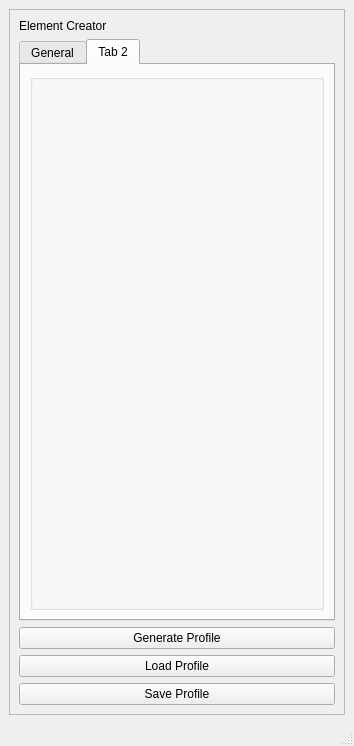
DeMarcoLab/juno, file juno/ui/qtdesigner_files/ElementCreation.ui: the form before one commit.
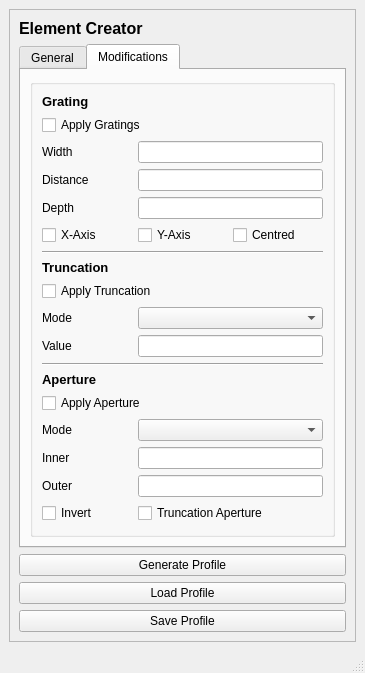
The form after the commit. The open tabs and pages were chosen to show the change.

Commit message: add modifications to elmeent creator

```diff
--- a/juno/ui/qtdesigner_files/ElementCreation.ui
+++ b/juno/ui/qtdesigner_files/ElementCreation.ui
@@ -6,8 +6,8 @@
    <rect>
     <x>0</x>
     <y>0</y>
-    <width>354</width>
-    <height>746</height>
+    <width>365</width>
+    <height>644</height>
    </rect>
   </property>
   <property name="windowTitle">
@@ -24,10 +24,48 @@
        <enum>QFrame::Raised</enum>
       </property>
       <layout class="QGridLayout" name="gridLayout_2">
+       <item row="5" column="0" colspan="2">
+        <widget class="QPushButton" name="pushButton_generate_profile">
+         <property name="text">
+          <string>Generate Profile</string>
+         </property>
+        </widget>
+       </item>
+       <item row="6" column="0" colspan="2">
+        <widget class="QPushButton" name="pushButton_load_profile">
+         <property name="text">
+          <string>Load Profile</string>
+         </property>
+        </widget>
+       </item>
+       <item row="7" column="0" colspan="2">
+        <widget class="QPushButton" name="pushButton_save_profile">
+         <property name="text">
+          <string>Save Profile</string>
+         </property>
+        </widget>
+       </item>
+       <item row="0" column="0">
+        <widget class="QLabel" name="label">
+         <property name="font">
+          <font>
+           <pointsize>12</pointsize>
+           <weight>75</weight>
+           <bold>true</bold>
+          </font>
+         </property>
+         <property name="text">
+          <string>Element Creator</string>
+         </property>
+        </widget>
+       </item>
        <item row="1" column="0" colspan="2">
         <widget class="QTabWidget" name="tabWidget">
+         <property name="tabShape">
+          <enum>QTabWidget::Rounded</enum>
+         </property>
          <property name="currentIndex">
-          <number>0</number>
+          <number>1</number>
          </property>
          <widget class="QWidget" name="tab_general">
           <attribute name="title">
@@ -46,143 +84,156 @@
               <bool>false</bool>
              </property>
              <layout class="QGridLayout" name="gridLayout_3">
-              <item row="4" column="1">
-               <widget class="QLineEdit" name="lineEdit_exponent">
+              <item row="7" column="1">
+               <widget class="QComboBox" name="comboBox_type"/>
+              </item>
+              <item row="8" column="0">
+               <widget class="QLabel" name="label_escape_path">
                 <property name="text">
-                 <string>2.0</string>
+                 <string>Escape Path (%)</string>
                 </property>
                </widget>
               </item>
               <item row="1" column="1">
-               <widget class="QLineEdit" name="lineEdit_diameter">
+               <widget class="QLineEdit" name="lineEdit_pixelsize">
                 <property name="text">
-                 <string>100e-6</string>
+                 <string>1e-6</string>
                 </property>
                </widget>
               </item>
-              <item row="4" column="0">
-               <widget class="QLabel" name="label_exponent">
-                <property name="text">
-                 <string>Exponent</string>
-                </property>
-               </widget>
-              </item>
-              <item row="1" column="0">
-               <widget class="QLabel" name="label_diameter">
-                <property name="text">
-                 <string>Diameter (m)</string>
-                </property>
-               </widget>
-              </item>
-              <item row="2" column="0">
+              <item row="3" column="0">
                <widget class="QLabel" name="label_length">
                 <property name="text">
                  <string>Length (m)</string>
                 </property>
                </widget>
               </item>
-              <item row="5" column="1">
-               <widget class="QLineEdit" name="lineEdit_medium">
+              <item row="1" column="0">
+               <widget class="QLabel" name="label_pixelsize">
                 <property name="text">
-                 <string>2.348</string>
+                 <string>Pixel Size</string>
                 </property>
                </widget>
               </item>
-              <item row="3" column="0">
+              <item row="4" column="0">
                <widget class="QLabel" name="label_height">
                 <property name="text">
                  <string>Height (m)</string>
                 </property>
                </widget>
               </item>
-              <item row="2" column="1">
-               <widget class="QLineEdit" name="lineEdit_length">
+              <item row="6" column="0">
+               <widget class="QLabel" name="label_medium">
                 <property name="text">
-                 <string>100e-6</string>
+                 <string>Medium</string>
                 </property>
                </widget>
               </item>
               <item row="3" column="1">
+               <widget class="QLineEdit" name="lineEdit_length">
+                <property name="text">
+                 <string>100e-6</string>
+                </property>
+               </widget>
+              </item>
+              <item row="2" column="1">
+               <widget class="QLineEdit" name="lineEdit_diameter">
+                <property name="text">
+                 <string>100e-6</string>
+                </property>
+               </widget>
+              </item>
+              <item row="6" column="1">
+               <widget class="QLineEdit" name="lineEdit_medium">
+                <property name="text">
+                 <string>2.348</string>
+                </property>
+               </widget>
+              </item>
+              <item row="2" column="0">
+               <widget class="QLabel" name="label_diameter">
+                <property name="text">
+                 <string>Diameter (m)</string>
+                </property>
+               </widget>
+              </item>
+              <item row="8" column="1">
+               <widget class="QLineEdit" name="lineEdit_escape_path">
+                <property name="text">
+                 <string>0.0</string>
+                </property>
+               </widget>
+              </item>
+              <item row="5" column="1">
+               <widget class="QLineEdit" name="lineEdit_exponent">
+                <property name="text">
+                 <string>2.0</string>
+                </property>
+               </widget>
+              </item>
+              <item row="5" column="0">
+               <widget class="QLabel" name="label_exponent">
+                <property name="text">
+                 <string>Exponent</string>
+                </property>
+               </widget>
+              </item>
+              <item row="4" column="1">
                <widget class="QLineEdit" name="lineEdit_height">
                 <property name="text">
                  <string>50e-6</string>
                 </property>
                </widget>
               </item>
-              <item row="6" column="0">
+              <item row="7" column="0">
                <widget class="QLabel" name="label_type">
                 <property name="text">
                  <string>Type</string>
                 </property>
                </widget>
               </item>
-              <item row="7" column="0">
-               <widget class="QLabel" name="label_escape_path">
-                <property name="text">
-                 <string>Escape Path (%)</string>
-                </property>
-               </widget>
-              </item>
-              <item row="7" column="1">
-               <widget class="QLineEdit" name="lineEdit_escape_path">
-                <property name="text">
-                 <string>0.0</string>
-                </property>
-               </widget>
-              </item>
               <item row="0" column="0">
-               <widget class="QLabel" name="label_pixelsize">
-                <property name="text">
-                 <string>Pixel Size</string>
-                </property>
-               </widget>
-              </item>
-              <item row="6" column="1">
-               <widget class="QComboBox" name="comboBox_type"/>
-              </item>
-              <item row="5" column="0">
-               <widget class="QLabel" name="label_medium">
-                <property name="text">
-                 <string>Medium</string>
-                </property>
-               </widget>
-              </item>
-              <item row="0" column="1">
-               <widget class="QLineEdit" name="lineEdit_pixelsize">
-                <property name="text">
-                 <string>1e-6</string>
-                </property>
-               </widget>
-              </item>
-              <item row="8" column="0">
-               <widget class="QCheckBox" name="checkBox_invert_profile">
-                <property name="text">
-                 <string>Invert Profile</string>
-                </property>
-               </widget>
-              </item>
-              <item row="9" column="0">
                <widget class="QLabel" name="label_name">
                 <property name="text">
                  <string>Name</string>
                 </property>
                </widget>
               </item>
-              <item row="9" column="1">
+              <item row="0" column="1">
                <widget class="QLineEdit" name="lineEdit_name">
                 <property name="text">
                  <string>Lens</string>
                 </property>
                </widget>
               </item>
+              <item row="9" column="0" colspan="2">
+               <widget class="QCheckBox" name="checkBox_invert_profile">
+                <property name="text">
+                 <string>Invert Profile</string>
+                </property>
+               </widget>
+              </item>
              </layout>
             </widget>
            </item>
+           <item row="1" column="0">
+            <spacer name="verticalSpacer_2">
+             <property name="orientation">
+              <enum>Qt::Vertical</enum>
+             </property>
+             <property name="sizeHint" stdset="0">
+              <size>
+               <width>20</width>
+               <height>40</height>
+              </size>
+             </property>
+            </spacer>
+           </item>
           </layout>
          </widget>
-         <widget class="QWidget" name="tab_2">
+         <widget class="QWidget" name="tab_grating">
           <attribute name="title">
-           <string>Tab 2</string>
+           <string>Modifications</string>
           </attribute>
           <layout class="QGridLayout" name="gridLayout_5">
            <item row="0" column="0">
@@ -193,40 +244,219 @@
              <property name="flat">
               <bool>true</bool>
              </property>
+             <layout class="QGridLayout" name="gridLayout_6">
+              <item row="16" column="0">
+               <widget class="QLabel" name="label_aperture_mode">
+                <property name="text">
+                 <string>Mode</string>
+                </property>
+               </widget>
+              </item>
+              <item row="3" column="0">
+               <widget class="QLabel" name="label_grating_distance">
+                <property name="text">
+                 <string>Distance</string>
+                </property>
+               </widget>
+              </item>
+              <item row="18" column="1" colspan="2">
+               <widget class="QLineEdit" name="lineEdit_aperture_outer"/>
+              </item>
+              <item row="10" column="1" colspan="2">
+               <widget class="QComboBox" name="comboBox_truncation_mode"/>
+              </item>
+              <item row="2" column="0">
+               <widget class="QLabel" name="label_grating_width">
+                <property name="text">
+                 <string>Width</string>
+                </property>
+               </widget>
+              </item>
+              <item row="16" column="1" colspan="2">
+               <widget class="QComboBox" name="comboBox_aperture_mode"/>
+              </item>
+              <item row="2" column="1" colspan="2">
+               <widget class="QLineEdit" name="lineEdit_grating_width"/>
+              </item>
+              <item row="17" column="0">
+               <widget class="QLabel" name="label_aperture_inner">
+                <property name="text">
+                 <string>Inner</string>
+                </property>
+               </widget>
+              </item>
+              <item row="10" column="0">
+               <widget class="QLabel" name="label_truncation_mode">
+                <property name="text">
+                 <string>Mode</string>
+                </property>
+               </widget>
+              </item>
+              <item row="4" column="0">
+               <widget class="QLabel" name="label_grating_depth">
+                <property name="text">
+                 <string>Depth</string>
+                </property>
+               </widget>
+              </item>
+              <item row="6" column="0" colspan="3">
+               <widget class="Line" name="line">
+                <property name="orientation">
+                 <enum>Qt::Horizontal</enum>
+                </property>
+               </widget>
+              </item>
+              <item row="5" column="2">
+               <widget class="QCheckBox" name="checkBox_grating_centred">
+                <property name="text">
+                 <string>Centred</string>
+                </property>
+               </widget>
+              </item>
+              <item row="19" column="1" colspan="2">
+               <widget class="QCheckBox" name="checkBox_aperture_truncation">
+                <property name="text">
+                 <string>Truncation Aperture</string>
+                </property>
+               </widget>
+              </item>
+              <item row="7" column="0" colspan="3">
+               <widget class="QLabel" name="label_truncation_header">
+                <property name="font">
+                 <font>
+                  <pointsize>10</pointsize>
+                  <weight>75</weight>
+                  <bold>true</bold>
+                 </font>
+                </property>
+                <property name="text">
+                 <string>Truncation</string>
+                </property>
+               </widget>
+              </item>
+              <item row="4" column="1" colspan="2">
+               <widget class="QLineEdit" name="lineEdit_grating_depth"/>
+              </item>
+              <item row="11" column="0">
+               <widget class="QLabel" name="label_truncation_value">
+                <property name="text">
+                 <string>Value</string>
+                </property>
+               </widget>
+              </item>
+              <item row="5" column="1">
+               <widget class="QCheckBox" name="checkBox_grating_y_axis">
+                <property name="text">
+                 <string>Y-Axis</string>
+                </property>
+               </widget>
+              </item>
+              <item row="12" column="0" colspan="3">
+               <widget class="Line" name="line_2">
+                <property name="orientation">
+                 <enum>Qt::Horizontal</enum>
+                </property>
+               </widget>
+              </item>
+              <item row="18" column="0">
+               <widget class="QLabel" name="label_aperture_outer">
+                <property name="text">
+                 <string>Outer</string>
+                </property>
+               </widget>
+              </item>
+              <item row="3" column="1" colspan="2">
+               <widget class="QLineEdit" name="lineEdit_grating_distance"/>
+              </item>
+              <item row="5" column="0">
+               <widget class="QCheckBox" name="checkBox_grating_x_axis">
+                <property name="text">
+                 <string>X-Axis</string>
+                </property>
+               </widget>
+              </item>
+              <item row="11" column="1" colspan="2">
+               <widget class="QLineEdit" name="lineEdit_truncation_value"/>
+              </item>
+              <item row="14" column="0" colspan="3">
+               <widget class="QLabel" name="label_aperture_header">
+                <property name="font">
+                 <font>
+                  <pointsize>10</pointsize>
+                  <weight>75</weight>
+                  <bold>true</bold>
+                 </font>
+                </property>
+                <property name="text">
+                 <string>Aperture</string>
+                </property>
+               </widget>
+              </item>
+              <item row="17" column="1" colspan="2">
+               <widget class="QLineEdit" name="lineEdit_aperture_inner"/>
+              </item>
+              <item row="15" column="0" colspan="3">
+               <widget class="QCheckBox" name="checkBox_use_aperture">
+                <property name="text">
+                 <string>Apply Aperture</string>
+                </property>
+               </widget>
+              </item>
+              <item row="20" column="1">
+               <spacer name="verticalSpacer">
+                <property name="orientation">
+                 <enum>Qt::Vertical</enum>
+                </property>
+                <property name="sizeHint" stdset="0">
+                 <size>
+                  <width>20</width>
+                  <height>20</height>
+                 </size>
+                </property>
+               </spacer>
+              </item>
+              <item row="19" column="0">
+               <widget class="QCheckBox" name="checkBox_aperture_invert">
+                <property name="text">
+                 <string>Invert</string>
+                </property>
+               </widget>
+              </item>
+              <item row="0" column="0">
+               <widget class="QLabel" name="label_grating_header">
+                <property name="font">
+                 <font>
+                  <pointsize>10</pointsize>
+                  <weight>75</weight>
+                  <bold>true</bold>
+                 </font>
+                </property>
+                <property name="text">
+                 <string>Grating</string>
+                </property>
+               </widget>
+              </item>
+              <item row="9" column="0" colspan="2">
+               <widget class="QCheckBox" name="checkBox_use_truncation">
+                <property name="text">
+                 <string>Apply Truncation</string>
+                </property>
+               </widget>
+              </item>
+              <item row="1" column="0" colspan="3">
+               <widget class="QCheckBox" name="checkBox_use_grating">
+                <property name="text">
+                 <string>Apply Gratings</string>
+                </property>
+               </widget>
+              </item>
+             </layout>
             </widget>
            </item>
           </layout>
          </widget>
         </widget>
        </item>
-       <item row="0" column="0">
-        <widget class="QLabel" name="label">
-         <property name="text">
-          <string>Element Creator</string>
-         </property>
-        </widget>
-       </item>
-       <item row="5" column="0" colspan="2">
-        <widget class="QPushButton" name="pushButton_generate_profile">
-         <property name="text">
-          <string>Generate Profile</string>
-         </property>
-        </widget>
-       </item>
-       <item row="7" column="0" colspan="2">
-        <widget class="QPushButton" name="pushButton_save_profile">
-         <property name="text">
-          <string>Save Profile</string>
-         </property>
-        </widget>
-       </item>
-       <item row="6" column="0" colspan="2">
-        <widget class="QPushButton" name="pushButton_load_profile">
-         <property name="text">
-          <string>Load Profile</string>
-         </property>
-        </widget>
-       </item>
       </layout>
      </widget>
     </item>
@@ -237,7 +467,7 @@
     <rect>
      <x>0</x>
      <y>0</y>
-     <width>354</width>
+     <width>365</width>
      <height>21</height>
     </rect>
    </property>
```
The commit also changes 3 other files.
